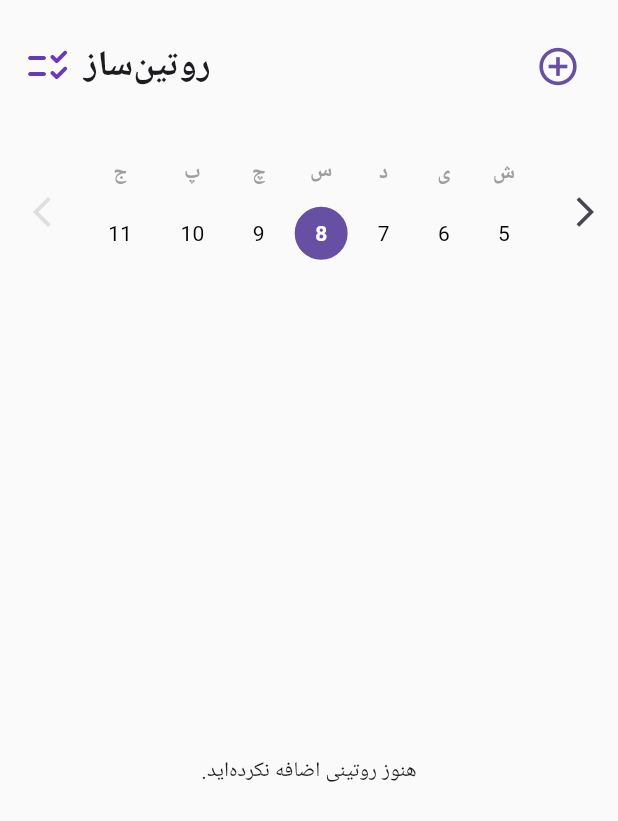
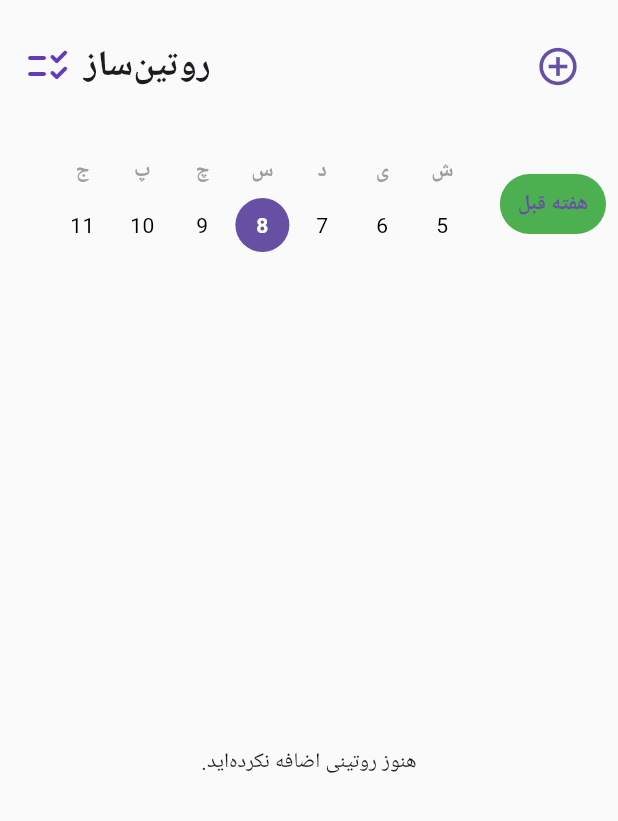
Before and after one commit to parsard/routine_maker, a Flutter app: the screen it shows after launch, on a phone screen of 412 x 824 dp. Shown: the top 821 px of the screen. Run offline on Flutter 3.47's test engine with Material 3 defaults, Android fonts, the phone set to English and light mode, and no system bars; our stand-ins replace drift, equatable, flutter_riverpod, flutter_screenutil, flutter_slidable, fpdart and 1 more; accounts and stored records are empty; generated files the repository leaves out were written again; Roboto replaces fonts that are missing (Vazirmatn).

```diff
--- a/lib/features/routine/presentation/widgets/weekly_calender.dart
+++ b/lib/features/routine/presentation/widgets/weekly_calender.dart
@@ -1,6 +1,7 @@
 // lib/features/routine/presentation/widgets/weekly_calendar.dart
 import 'package:flutter/material.dart';
 import 'package:flutter_riverpod/flutter_riverpod.dart';
+import 'package:flutter_screenutil/flutter_screenutil.dart';
 import 'package:routine_maker/features/routine/presentation/notifiers/calender_notifier.dart';
 
 class WeeklyCalendar extends ConsumerWidget {
@@ -14,43 +15,46 @@ class WeeklyCalendar extends ConsumerWidget {
     final weekDays = ['ش', 'ی', 'د', 'س', 'چ', 'پ', 'ج'];
     final weekDates = calendarNotifier.getWeekDays();
 
-    final canGoBack = calendarNotifier.canNavigateBack();
-    final canGoNext = calendarNotifier.canNavigateNext();
+    final bool isCurrentWeek = calendarNotifier.isDisplayingCurrentWeek();
+
+
+    final String buttonText = isCurrentWeek ? 'هفته قبل' : 'هفته بعد';
+
+
+    final VoidCallback buttonAction = isCurrentWeek
+        ? calendarNotifier.goToPreviousWeek
+        : calendarNotifier.goToCurrentWeek;
 
     return Padding(
-      padding: const EdgeInsets.symmetric(vertical: 16.0),
+      padding: const EdgeInsets.symmetric(vertical: 16.0, horizontal: 8.0),
       child: Row(
-        mainAxisAlignment: MainAxisAlignment.spaceAround,
         children: [
-          IconButton(
-            icon: Icon(
-              Icons.arrow_back_ios,
-              color: canGoNext ? null : Colors.grey.withOpacity(0.3),
+          TextButton(
+
+            onPressed: buttonAction,
+            child: Text(buttonText),
+            style: TextButton.styleFrom(
+
+              backgroundColor: Colors.green,
+              foregroundColor: Theme.of(context).primaryColor,
+              textStyle: const TextStyle(fontWeight: FontWeight.bold),
             ),
-            onPressed: canGoNext ? calendarNotifier.nextWeek : null,
           ),
-          ...List.generate(7, (index) {
+          SizedBox(width: 16.w),
+          Row(
+            mainAxisAlignment: MainAxisAlignment.end,
+            children: List.generate(7, (index) {
               final date = weekDates[index];
+              final bool isToday = calendarNotifier.isToday(date);
 
+              final Color backgroundColor = isToday
+                  ? Theme.of(context).primaryColor
+                  : Colors.transparent;
+              final Color textColor = isToday ? Colors.white : Colors.black;
 
-            final bool today = calendarNotifier.isToday(date);
-
-            final bool isSelected = false;
-            final Color? backgroundColor;
-            final Color textColor;
-            final FontWeight fontWeight;
-
-            if (today) {
-              backgroundColor = Theme.of(context).primaryColor;
-              textColor = Colors.white;
-              fontWeight = FontWeight.bold;
-            } else {
-              backgroundColor = Colors.transparent;
-              textColor = Colors.black;
-              fontWeight = FontWeight.normal;
-            }
-
-            return Column(
+              return Padding(
+                padding: const EdgeInsets.symmetric(horizontal: 2.0),
+                child: Column(
                   children: [
                     Text(
                       weekDays[index],
@@ -61,31 +65,25 @@ class WeeklyCalendar extends ConsumerWidget {
                     ),
                     const SizedBox(height: 8),
                     Container(
-                  padding: const EdgeInsets.all(12),
+                      width: 36,
+                      height: 36,
+                      alignment: Alignment.center,
                       decoration: BoxDecoration(
                         color: backgroundColor,
-                    border: today && !isSelected
-                        ? Border.all(color: Theme.of(context).primaryColor, width: 1.5)
-                        : null,
                         shape: BoxShape.circle,
                       ),
                       child: Text(
                         '${date.day}',
                         style: TextStyle(
                           color: textColor,
-                      fontWeight: fontWeight,
+                          fontWeight: isToday ? FontWeight.bold : FontWeight.normal,
                         ),
                       ),
                     ),
                   ],
+                ),
               );
             }),
-          IconButton(
-            icon: Icon(
-              Icons.arrow_forward_ios,
-              color: canGoBack ? null : Colors.grey.withOpacity(0.3),
-            ),
-            onPressed: canGoBack ? calendarNotifier.previousWeek : null,
           ),
         ],
       ),
--- a/lib/main.dart
+++ b/lib/main.dart
@@ -2,11 +2,11 @@
 import 'package:flutter/material.dart';
 import 'package:flutter_localizations/flutter_localizations.dart';
 import 'package:flutter_riverpod/flutter_riverpod.dart';
+import 'package:flutter_screenutil/flutter_screenutil.dart';
 import 'package:routine_maker/features/routine/presentation/pages/routine_list_screen.dart';
 
 void main() {
   WidgetsFlutterBinding.ensureInitialized();
-
   runApp(const ProviderScope(child: MyApp()));
 }
 
@@ -15,6 +15,11 @@ class MyApp extends StatelessWidget {
 
   @override
   Widget build(BuildContext context) {
+    return ScreenUtilInit(
+      designSize: const Size(360, 690),
+      minTextAdapt: true,
+      splitScreenMode: true,
+      builder: (context, child) {
         return MaterialApp(
           title: 'Routine Maker',
           debugShowCheckedModeBanner: false,
@@ -37,7 +42,10 @@ class MyApp extends StatelessWidget {
               foregroundColor: Colors.black,
             ),
           ),
-      home: const RoutineListScreen(),
+          home: child,
+        );
+      },
+      child: const RoutineListScreen(),
     );
   }
 }
--- a/pubspec.yaml
+++ b/pubspec.yaml
@@ -48,6 +48,7 @@ dependencies:
   cupertino_icons: ^1.0.8
   flutter_slidable: ^4.0.1
   shamsi_date: ^1.1.1
+  flutter_screenutil: ^5.9.3
 
 dev_dependencies:
   flutter_test:
```
Also changed, not shown: lib/features/routine/presentation/notifiers/calender_notifier.dart (+7 -24 lines), lib/features/routine/presentation/widgets/routine_list_item.dart (+101 -30 lines), pubspec.lock. Lines whose indentation alone changed are shown as unchanged.
